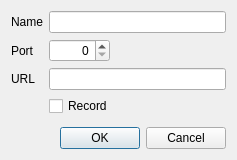
Qt form camconfigdlg.ui (xandroalmeida/CamViewer) before a commit.
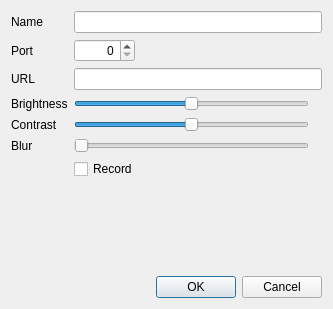
The same form after that commit.

What changed in the file:
```diff
--- a/camconfigdlg.ui
+++ b/camconfigdlg.ui
@@ -6,8 +6,8 @@
    <rect>
     <x>0</x>
     <y>0</y>
-    <width>237</width>
-    <height>160</height>
+    <width>333</width>
+    <height>309</height>
    </rect>
   </property>
   <property name="windowTitle">
@@ -19,45 +19,24 @@
      <property name="fieldGrowthPolicy">
       <enum>QFormLayout::AllNonFixedFieldsGrow</enum>
      </property>
-     <item row="0" column="0">
+     <item row="1" column="0">
       <widget class="QLabel" name="lblName">
        <property name="text">
         <string>Name</string>
        </property>
       </widget>
      </item>
-     <item row="0" column="1">
+     <item row="1" column="1">
       <widget class="QLineEdit" name="edtName"/>
      </item>
      <item row="2" column="0">
-      <widget class="QLabel" name="lblUrl">
-       <property name="text">
-        <string>URL</string>
-       </property>
-      </widget>
-     </item>
-     <item row="2" column="1">
-      <widget class="QLineEdit" name="edtUrl"/>
-     </item>
-     <item row="4" column="1">
-      <layout class="QHBoxLayout" name="horizontalLayout">
-       <item>
-        <widget class="QCheckBox" name="chbRecord">
-         <property name="text">
-          <string>Record</string>
-         </property>
-        </widget>
-       </item>
-      </layout>
-     </item>
-     <item row="1" column="0">
       <widget class="QLabel" name="lblPort">
        <property name="text">
         <string>Port</string>
        </property>
       </widget>
      </item>
-     <item row="1" column="1">
+     <item row="2" column="1">
       <layout class="QHBoxLayout" name="horizontalLayout_2">
        <item>
         <widget class="QSpinBox" name="spbPort">
@@ -84,6 +63,119 @@
        </item>
       </layout>
      </item>
+     <item row="3" column="0">
+      <widget class="QLabel" name="lblUrl">
+       <property name="text">
+        <string>URL</string>
+       </property>
+      </widget>
+     </item>
+     <item row="3" column="1">
+      <widget class="QLineEdit" name="edtUrl"/>
+     </item>
+     <item row="5" column="0">
+      <widget class="QLabel" name="label">
+       <property name="text">
+        <string>Brightness</string>
+       </property>
+      </widget>
+     </item>
+     <item row="7" column="0">
+      <widget class="QLabel" name="label_2">
+       <property name="text">
+        <string>Contrast</string>
+       </property>
+      </widget>
+     </item>
+     <item row="10" column="0">
+      <widget class="QLabel" name="lblBlur_2">
+       <property name="text">
+        <string>Blur</string>
+       </property>
+      </widget>
+     </item>
+     <item row="12" column="1">
+      <widget class="QCheckBox" name="chbRecord">
+       <property name="text">
+        <string>Record</string>
+       </property>
+      </widget>
+     </item>
+     <item row="5" column="1">
+      <layout class="QHBoxLayout" name="horizontalLayout">
+       <item>
+        <widget class="QSlider" name="sldBrighthmess">
+         <property name="minimum">
+          <number>-50</number>
+         </property>
+         <property name="maximum">
+          <number>50</number>
+         </property>
+         <property name="orientation">
+          <enum>Qt::Horizontal</enum>
+         </property>
+        </widget>
+       </item>
+       <item>
+        <widget class="QLabel" name="lblBrighthmessValue">
+         <property name="text">
+          <string/>
+         </property>
+         <property name="alignment">
+          <set>Qt::AlignCenter</set>
+         </property>
+        </widget>
+       </item>
+      </layout>
+     </item>
+     <item row="7" column="1">
+      <layout class="QHBoxLayout" name="horizontalLayout_3">
+       <item>
+        <widget class="QSlider" name="sldContrast">
+         <property name="minimum">
+          <number>-50</number>
+         </property>
+         <property name="maximum">
+          <number>50</number>
+         </property>
+         <property name="orientation">
+          <enum>Qt::Horizontal</enum>
+         </property>
+        </widget>
+       </item>
+       <item>
+        <widget class="QLabel" name="lblContrastValue">
+         <property name="text">
+          <string/>
+         </property>
+         <property name="alignment">
+          <set>Qt::AlignCenter</set>
+         </property>
+        </widget>
+       </item>
+      </layout>
+     </item>
+     <item row="10" column="1">
+      <layout class="QHBoxLayout" name="horizontalLayout_4">
+       <item>
+        <widget class="QSlider" name="sldBlur">
+         <property name="orientation">
+          <enum>Qt::Horizontal</enum>
+         </property>
+        </widget>
+       </item>
+       <item>
+        <widget class="QLabel" name="lblBlurValue">
+         <property name="text">
+          <string/>
+         </property>
+         <property name="alignment">
+          <set>Qt::AlignCenter</set>
+         </property>
+        </widget>
+       </item>
+      </layout>
+     </item>
     </layout>
    </item>
    <item>
```
Left out of the diff: 48 changed lines with no effect on the pictures.
